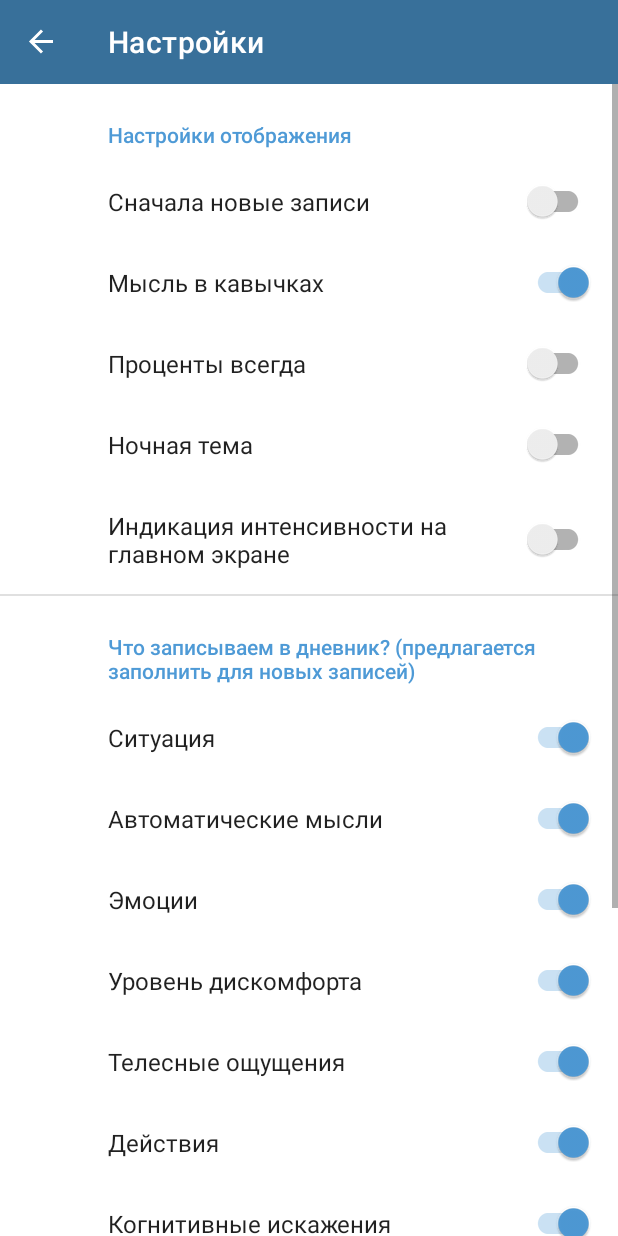
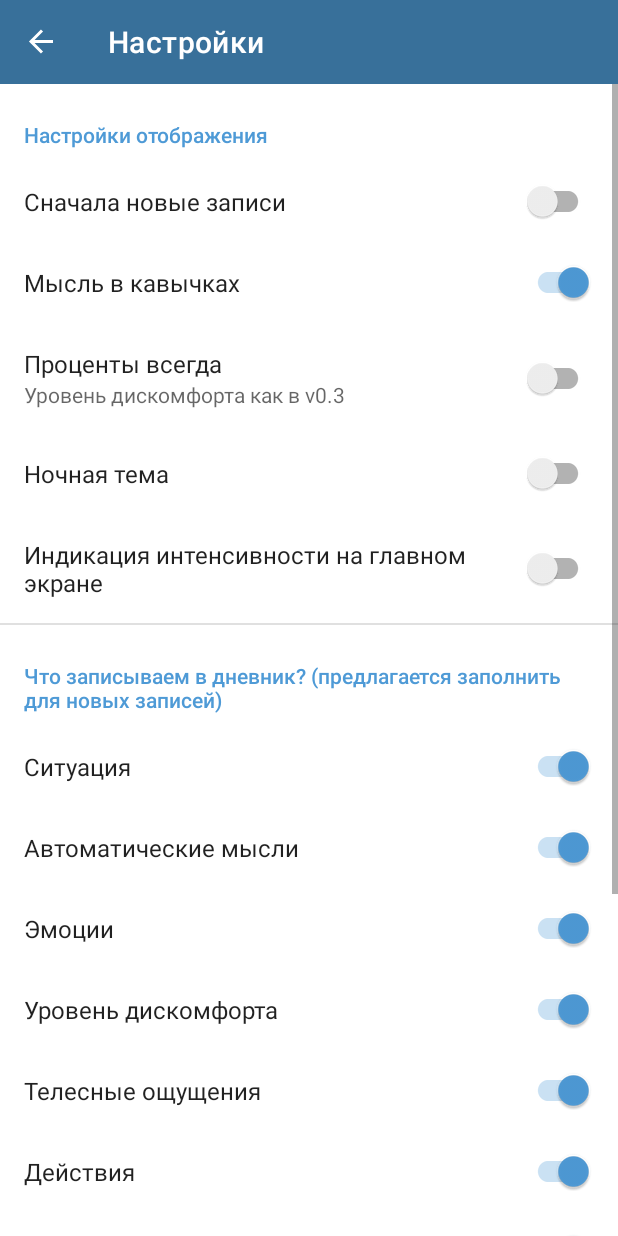
Before and after one commit to va-utils/opencbt, an Android app: the SettingsFragmentRoot screen opened through its navigation route, on a phone screen of 412 x 824 dp. Run offline under Robolectric (Android 15) with nearby library versions, the phone set to English and light mode, and no system bars; our stand-ins replace Room's generated code, androidx.preference, navigation-ui; 1 statement that could not run was skipped.

```diff
--- a/app/src/main/res/layout/list_item.xml
+++ b/app/src/main/res/layout/list_item.xml
@@ -9,6 +9,7 @@
         android:clickable="true"
         android:focusable="true"
         android:background="?android:selectableItemBackground"
+        android:backgroundTint="?attr/android:windowBackground"
         android:layout_width="match_parent"
         android:layout_height="wrap_content" >
         <LinearLayout
--- a/app/src/main/res/values/colors.xml
+++ b/app/src/main/res/values/colors.xml
@@ -4,7 +4,7 @@
     <color name="colorEmotions">#4480AD</color>
     <color name="colorPrimaryDark">#2F5777</color>
     <color name="colorAccent">#4E9AD6</color>
-    <color name="colorSeparator">#E7E7E9</color>
+    <color name="colorSeparator">#D3D3DC</color>
 
     <color name="colorNight">#25306C</color>
     <color name="colorMorning">#ff9966</color>
@@ -32,16 +32,12 @@
     <color name="primaryTextColor">#ffffff</color>
     <color name="secondaryTextColor">#000000</color>
 
-<!--    <color name="primaryColorDark">#455a64</color>-->
-<!--    <color name="primaryColorDark">#880e4f</color>-->
+  <!--  <color name="primaryColorDark">#455a64</color> -->
+   <color name="primaryColorDark">#f36223</color>
     <color name="primaryLightColorDark">#718792</color>
     <color name="primaryDarkColorDark">#1c313a</color>
-<!--    <color name="secondaryColorDark">#00897b</color>-->
-    <color name="primaryColorDark">#f36223</color>
-    <color name="secondaryColorDark">#CD9D7F</color>
-    <color name="secondaryLightColorDark">#CD9D63</color>
-
-<!--    <color name="secondaryLightColorDark">#4ebaaa</color>-->
+    <color name="secondaryColorDark">#CD9D63</color>
+    <color name="secondaryLightColorDark">#CD9D7F</color>
     <color name="secondaryDarkColorDark">#005b4f</color>
     <color name="primaryTextColorDark">#ffffff</color>
     <color name="secondaryTextColorDark">#000000</color>
--- a/app/src/main/res/values/strings.xml
+++ b/app/src/main/res/values/strings.xml
@@ -87,6 +87,8 @@
     <string name="pref_pin_problem">Для использования этой функции, необходимо чтобы в настройках телефона была включена блокировка экрана. Открыть настройки телефона?</string>
     <string name="pref_pin_title">Защита входа</string>
 
+    <string name="pref_summ_percents">Уровень дискомфорта как в v0.3</string>
+
     <string name="savehtml_welcome">Вы можете отправить свой дневник на электронную почту или в мессенджер, например, для того, чтобы передать его специалисту.
         Дневник будет оформлен в виде таблицы.\nБудьте внимательны, когда выбираете, куда Вы хотите отправить свои записи.</string>
 
--- a/app/src/main/res/xml/root_preferences.xml
+++ b/app/src/main/res/xml/root_preferences.xml
@@ -17,80 +17,98 @@
 <PreferenceScreen
     xmlns:app="http://schemas.android.com/apk/res-auto">
 
-    <PreferenceCategory app:title="Настройки отображения">
+    <PreferenceCategory app:title="Настройки отображения"
+        app:iconSpaceReserved="false">
         <SwitchPreferenceCompat
             app:defaultValue="false"
+            app:iconSpaceReserved="false"
             app:key="desc_ordering"
             app:title="Сначала новые записи"/>
 
         <SwitchPreferenceCompat
             app:defaultValue="true"
             app:key="enable_quotes"
+            app:iconSpaceReserved="false"
             app:title="@string/pref_quotes"/>
 
         <SwitchPreferenceCompat
             app:defaultValue="false"
             app:key="enable_percents"
             app:dependency="enable_intensity"
+            app:summary="@string/pref_summ_percents"
+            app:iconSpaceReserved="false"
             app:title="@string/pref_percents"/>
 
         <SwitchPreferenceCompat
             app:defaultValue="false"
             app:key="enable_night_theme"
+            app:iconSpaceReserved="false"
             app:title="Ночная тема" />
 
 
         <SwitchPreferenceCompat
             app:defaultValue="false"
             app:key="enable_intensity_indication"
+            app:iconSpaceReserved="false"
             app:title="Индикация интенсивности на главном экране" />
     </PreferenceCategory>
 
-    <PreferenceCategory app:title="@string/pref_columns">
+    <PreferenceCategory app:title="@string/pref_columns"
+        app:iconSpaceReserved="false">
         <SwitchPreferenceCompat
             app:defaultValue="true"
             app:key="enable_situation"
+            app:iconSpaceReserved="false"
             app:title="@string/pref_situation" />
 
         <SwitchPreferenceCompat
             app:defaultValue="true"
             app:key="enable_thoughts"
+            app:iconSpaceReserved="false"
             app:title="@string/pref_thoughts" />
 
         <SwitchPreferenceCompat
             app:defaultValue="true"
             app:key="enable_emotions"
+            app:iconSpaceReserved="false"
             app:title="@string/pref_emotions" />
 
         <SwitchPreferenceCompat
             app:defaultValue="true"
             app:key="enable_intensity"
+            app:iconSpaceReserved="false"
             app:title="@string/pref_intensity" />
 
         <SwitchPreferenceCompat
             app:defaultValue="true"
+            app:iconSpaceReserved="false"
             app:key="enable_feelings"
             app:title="@string/pref_feelings" />
 
         <SwitchPreferenceCompat
             app:defaultValue="true"
             app:key="enable_actions"
+            app:iconSpaceReserved="false"
             app:title="@string/pref_actions" />
 
         <SwitchPreferenceCompat
             app:defaultValue="true"
             app:key="enable_distortions"
+            app:iconSpaceReserved="false"
             app:title="@string/pref_distortions" />
 
         <SwitchPreferenceCompat
             app:defaultValue="true"
             app:key="enable_rational"
+            app:iconSpaceReserved="false"
             app:title="@string/pref_disput" />
     </PreferenceCategory>
     <PreferenceCategory
+        app:iconSpaceReserved="false"
         app:title="Экспорт" >
         <ListPreference
             app:key="default_export"
+            app:iconSpaceReserved="false"
             app:entries="@array/export_settings_entries"
             app:entryValues="@array/export_settings_values"
             app:useSimpleSummaryProvider="true"
@@ -98,9 +116,11 @@
             app:title="Формат по умолчанию" />
     </PreferenceCategory>
 
-    <PreferenceCategory app:title="Защита входа" >
+    <PreferenceCategory app:title="Защита входа"
+        app:iconSpaceReserved="false">
         <SwitchPreferenceCompat
             app:defaultValue="false"
+            app:iconSpaceReserved="false"
             app:key="enable_pin_protection"
             app:title="Включить защиту входа" />
     </PreferenceCategory>
```
